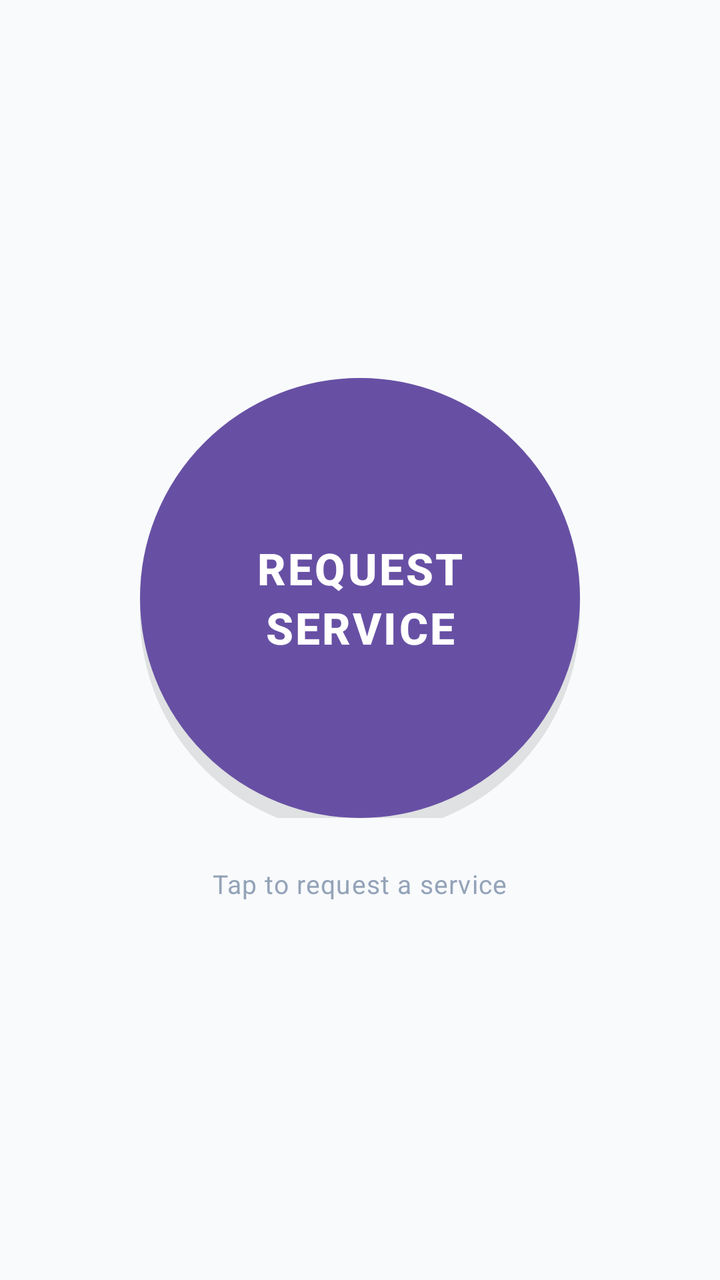
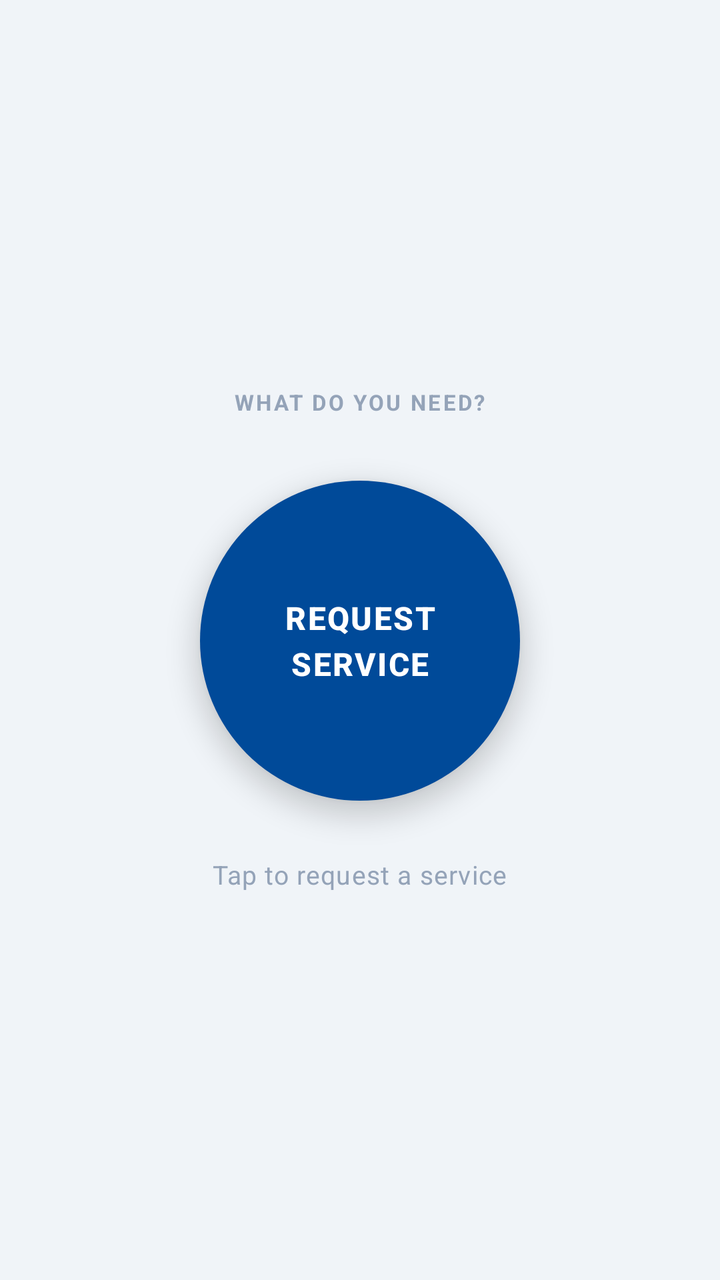

The first picture is an Android layout as it rendered before a commit; the second is the same layout after the commit. The layout source and the unified diff follow.
<!-- AndroidManifest.xml: application theme Theme.Newtacks -->
<!-- res/layout/fragment_client_home.xml -->
<?xml version="1.0" encoding="utf-8"?>
<FrameLayout
    xmlns:android="http://schemas.android.com/apk/res/android"
    android:layout_width="match_parent"
    android:layout_height="match_parent"
    android:background="#F8FAFC">

    <LinearLayout
        android:layout_width="wrap_content"
        android:layout_height="wrap_content"
        android:layout_gravity="center"
        android:orientation="vertical"
        android:gravity="center">

        
        <FrameLayout
            android:layout_width="220dp"
            android:layout_height="220dp">

            
            <View
                android:layout_width="220dp"
                android:layout_height="220dp"
                android:layout_marginTop="8dp"
                android:background="@drawable/bg_button_shadow" />

            
            <Button
                android:id="@+id/btnCreateJob"
                android:layout_width="220dp"
                android:layout_height="220dp"
                android:text="REQUEST&#10;SERVICE"
                android:textSize="22sp"
                android:textStyle="bold"
                android:textColor="#FFFFFF"
                android:letterSpacing="0.05"
                android:lineSpacingExtra="4dp"
                android:background="@drawable/bg_button_push"
                android:stateListAnimator="@null" />

        </FrameLayout>

        <TextView
            android:layout_width="wrap_content"
            android:layout_height="wrap_content"
            android:text="Tap to request a service"
            android:textColor="#94A3B8"
            android:textSize="13sp"
            android:layout_marginTop="24dp"
            android:letterSpacing="0.03" />

    </LinearLayout>

</FrameLayout>
<!-- resources referenced by this layout -->
<resources>
  <!-- drawable bg_button_push (drawable) -->
  <?xml version="1.0" encoding="utf-8"?>
  <selector xmlns:android="http://schemas.android.com/apk/res/android">
  
      
      <item android:state_pressed="true">
          <shape android:shape="oval">
              <solid android:color="#003D80" />
              <stroke
                  android:width="3dp"
                  android:color="#002D60" />
          </shape>
      </item>
  
      
      <item>
          <shape android:shape="oval">
              <solid android:color="#004A99" />
              <stroke
                  android:width="3dp"
                  android:color="#003D80" />
          </shape>
      </item>
  
  </selector>
  <!-- drawable bg_button_shadow (drawable) -->
  <?xml version="1.0" encoding="utf-8"?>
  <shape xmlns:android="http://schemas.android.com/apk/res/android"
      android:shape="oval">
      <solid android:color="#1A000000" />
  </shape>
  <style name="Theme.Newtacks" parent="Base.Theme.Newtacks" />
  <style name="Base.Theme.Newtacks" parent="Theme.Material3.DayNight.NoActionBar">
          
          
      </style>
</resources>

<!-- the commit's change to res/layout/fragment_client_home.xml (unified diff, before → after) -->
@@ -1,54 +1,47 @@
 <?xml version="1.0" encoding="utf-8"?>
-<FrameLayout
+<LinearLayout
     xmlns:android="http://schemas.android.com/apk/res/android"
+    xmlns:app="http://schemas.android.com/apk/res-auto"
     android:layout_width="match_parent"
     android:layout_height="match_parent"
-    android:background="#F8FAFC">
+    android:orientation="vertical"
+    android:background="#F0F4F8"
+    android:gravity="center">
 
-    <LinearLayout
+    <TextView
         android:layout_width="wrap_content"
         android:layout_height="wrap_content"
-        android:layout_gravity="center"
-        android:orientation="vertical"
-        android:gravity="center">
+        android:text="WHAT DO YOU NEED?"
+        android:textColor="#94A3B8"
+        android:textSize="11sp"
+        android:textStyle="bold"
+        android:letterSpacing="0.1"
+        android:layout_marginBottom="32dp" />
 
-        
-        <FrameLayout
-            android:layout_width="220dp"
-            android:layout_height="220dp">
+    
+    <com.google.android.material.button.MaterialButton
+        android:id="@+id/btnCreateJob"
+        android:layout_width="160dp"
+        android:layout_height="160dp"
+        android:text="REQUEST&#10;SERVICE"
+        android:textSize="16sp"
+        android:textStyle="bold"
+        android:textColor="#FFFFFF"
+        android:letterSpacing="0.05"
+        android:lineSpacingExtra="4dp"
+        android:background="@drawable/bg_button_push"
+        android:stateListAnimator="@null"
+        android:elevation="8dp"
+        app:backgroundTint="@null"
+        app:cornerRadius="80dp" />
 
-            
-            <View
-                android:layout_width="220dp"
-                android:layout_height="220dp"
-                android:layout_marginTop="8dp"
-                android:background="@drawable/bg_button_shadow" />
+    <TextView
+        android:layout_width="wrap_content"
+        android:layout_height="wrap_content"
+        android:text="Tap to request a service"
+        android:textColor="#94A3B8"
+        android:textSize="13sp"
+        android:layout_marginTop="28dp"
+        android:letterSpacing="0.03" />
 
-            
-            <Button
-                android:id="@+id/btnCreateJob"
-                android:layout_width="220dp"
-                android:layout_height="220dp"
-                android:text="REQUEST&#10;SERVICE"
-                android:textSize="22sp"
-                android:textStyle="bold"
-                android:textColor="#FFFFFF"
-                android:letterSpacing="0.05"
-                android:lineSpacingExtra="4dp"
-                android:background="@drawable/bg_button_push"
-                android:stateListAnimator="@null" />
-
-        </FrameLayout>
-
-        <TextView
-            android:layout_width="wrap_content"
-            android:layout_height="wrap_content"
-            android:text="Tap to request a service"
-            android:textColor="#94A3B8"
-            android:textSize="13sp"
-            android:layout_marginTop="24dp"
-            android:letterSpacing="0.03" />
-
-    </LinearLayout>
-
-</FrameLayout>
+</LinearLayout>
<!-- resource entries referenced after the edit -->
@@ -4,33 +4,25 @@
   <?xml version="1.0" encoding="utf-8"?>
   <selector xmlns:android="http://schemas.android.com/apk/res/android">
   
-      
       <item android:state_pressed="true">
           <shape android:shape="oval">
-              <solid android:color="#003D80" />
-              <stroke
-                  android:width="3dp"
-                  android:color="#002D60" />
+              <solid android:color="#003A7A" />
+              <size
+                  android:width="160dp"
+                  android:height="160dp" />
           </shape>
       </item>
   
-      
       <item>
           <shape android:shape="oval">
               <solid android:color="#004A99" />
-              <stroke
-                  android:width="3dp"
-                  android:color="#003D80" />
+              <size
+                  android:width="160dp"
+                  android:height="160dp" />
           </shape>
       </item>
   
   </selector>
-  <!-- drawable bg_button_shadow (drawable) -->
-  <?xml version="1.0" encoding="utf-8"?>
-  <shape xmlns:android="http://schemas.android.com/apk/res/android"
-      android:shape="oval">
-      <solid android:color="#1A000000" />
-  </shape>
   <style name="Theme.Newtacks" parent="Base.Theme.Newtacks" />
   <style name="Base.Theme.Newtacks" parent="Theme.Material3.DayNight.NoActionBar">
           
